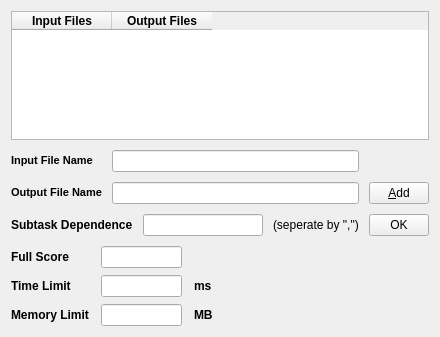
This is forms_win32/testcaseeditwidget.ui in Dust1404/Project_LemonPlus as Qt 5 draws it before an edit. The edited form follows.
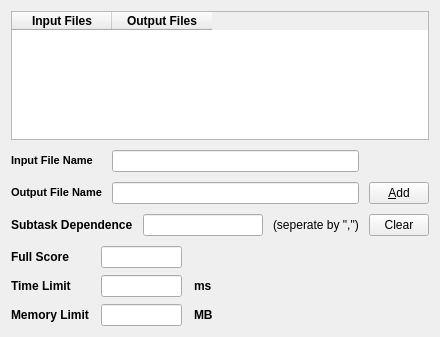
This is the edited form. Custom widgets are drawn as their Qt base class.

```diff
--- a/forms_win32/testcaseeditwidget.ui
+++ b/forms_win32/testcaseeditwidget.ui
@@ -225,7 +225,7 @@
         </font>
        </property>
        <property name="text">
-        <string>OK</string>
+        <string>Clear</string>
        </property>
       </widget>
      </item>
```
Left out of the diff: 2 changed lines with no effect on the pictures.
